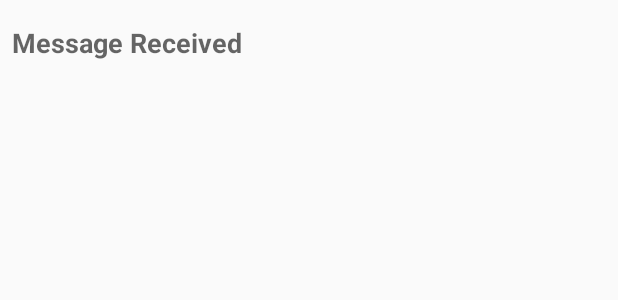
After one commit to link2cory/AndroidDeveloperFundamentalsVersion2, an Android app: the layout activity_second.xml on its own in the app's theme, with its tools: preview values and no code run, on a phone screen of 412 x 824 dp. The commit adds this screen. Shown: the top 300 px of the screen. Run offline under Robolectric (Android 15) with nearby library versions, the phone set to English and light mode, and no system bars.

Commit message:
added a second activity as a logical child of the main activity
modified the main activity to launch the second activity when the send button is clicked

```diff
--- a/app/src/main/java/com/coryperkins/twoactivities/MainActivity.java
+++ b/app/src/main/java/com/coryperkins/twoactivities/MainActivity.java
@@ -1,5 +1,6 @@
 package com.coryperkins.twoactivities;
 
+import android.content.Intent;
 import android.support.v7.app.AppCompatActivity;
 import android.os.Bundle;
 import android.util.Log;
@@ -8,6 +9,7 @@ import android.view.View;
 public class MainActivity extends AppCompatActivity {
 
     private static final String LOG_TAG = MainActivity.class.getSimpleName();
+
     @Override
     protected void onCreate(Bundle savedInstanceState) {
         super.onCreate(savedInstanceState);
@@ -15,6 +17,7 @@ public class MainActivity extends AppCompatActivity {
     }
 
     public void launchSecondActivity(View view) {
-        Log.d(LOG_TAG, "Button clicked!");
+        Intent intent = new Intent(this, SecondActivity.class);
+        startActivity(intent);
     }
 }
--- /dev/null
+++ b/app/src/main/res/layout/activity_second.xml
@@ -0,0 +1,21 @@
+<?xml version="1.0" encoding="utf-8"?>
+<android.support.constraint.ConstraintLayout xmlns:android="http://schemas.android.com/apk/res/android"
+    xmlns:app="http://schemas.android.com/apk/res-auto"
+    xmlns:tools="http://schemas.android.com/tools"
+    android:layout_width="match_parent"
+    android:layout_height="match_parent"
+    tools:context=".SecondActivity">
+
+    <TextView
+        android:id="@+id/textView"
+        android:layout_width="wrap_content"
+        android:layout_height="wrap_content"
+        android:layout_marginStart="8dp"
+        android:layout_marginLeft="8dp"
+        android:layout_marginTop="16dp"
+        android:text="@string/text_header"
+        android:textAppearance="@style/Base.TextAppearance.AppCompat.Medium"
+        android:textStyle="bold"
+        app:layout_constraintStart_toStartOf="parent"
+        app:layout_constraintTop_toTopOf="parent" />
+</android.support.constraint.ConstraintLayout>
--- a/app/src/main/res/values/strings.xml
+++ b/app/src/main/res/values/strings.xml
@@ -1,4 +1,6 @@
 <resources>
     <string name="app_name">Two Activities</string>
     <string name="send_button_label">Send</string>
+    <string name="activity2_name">Second Activity</string>
+    <string name="text_header">Message Received</string>
 </resources>
```
Also changed, not shown: app/src/main/AndroidManifest.xml (+7 -0 lines), app/src/main/java/com/coryperkins/twoactivities/SecondActivity.java (added, +13 -0 lines).
